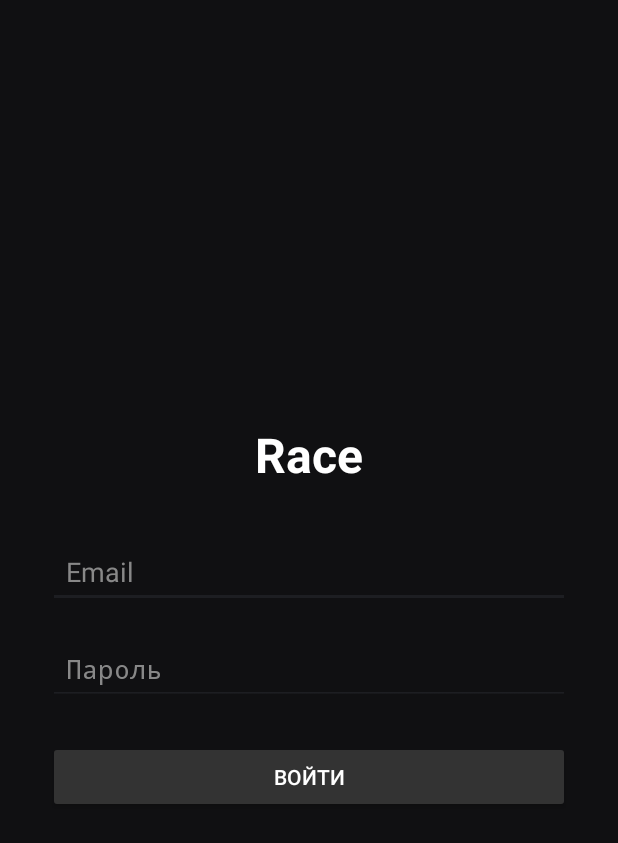
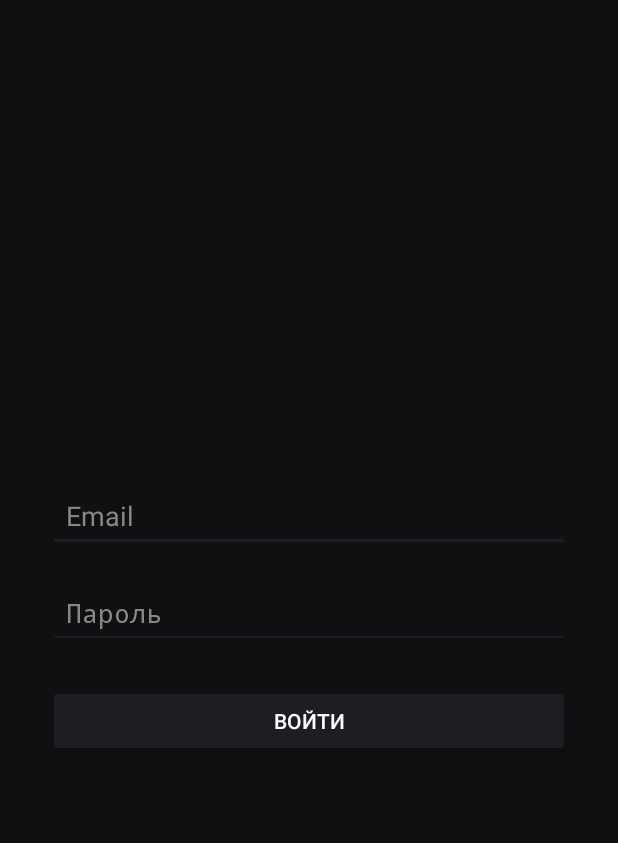
Before and after one commit to xklkghh-creator/my-ai-engine, an Android app: the screen it shows after launch (LoginActivity), on a phone screen of 412 x 824 dp. Shown: the top 843 px of the screen. Run offline under Robolectric (Android 15) with nearby library versions, the phone set to English and light mode, and no system bars.

Commit message:
Fix crash on login and remove title

```diff
--- a/app/src/main/AndroidManifest.xml
+++ b/app/src/main/AndroidManifest.xml
@@ -8,6 +8,7 @@
         android:label="Race"
         android:theme="@android:style/Theme.Material.NoActionBar"
         android:usesCleartextTraffic="false">
+
         <activity
             android:name=".LoginActivity"
             android:exported="true">
@@ -16,5 +17,10 @@
                 <category android:name="android.intent.category.LAUNCHER" />
             </intent-filter>
         </activity>
+
+        <activity
+            android:name=".MainActivity"
+            android:exported="false" />
+
     </application>
 </manifest>
--- a/app/src/main/res/layout/activity_login.xml
+++ b/app/src/main/res/layout/activity_login.xml
@@ -6,15 +6,6 @@
     android:background="#101012"
     android:padding="32dp"
     android:gravity="center">
-
-    <TextView
-        android:layout_width="wrap_content"
-        android:layout_height="wrap_content"
-        android:text="Race"
-        android:textColor="#FFFFFF"
-        android:textSize="32sp"
-        android:textStyle="bold"
-        android:layout_marginBottom="32dp"/>
 
     <EditText
         android:id="@+id/etEmail"
@@ -42,8 +33,8 @@
         android:id="@+id/btnLogin"
         android:layout_width="match_parent"
         android:layout_height="wrap_content"
-        android:text="Войти"
-        android:backgroundTint="#333333"
+        android:text="ВОЙТИ"
+        android:backgroundTint="#1D1E22"
         android:textColor="#FFFFFF"
         android:layout_marginTop="24dp"/>
 
```
